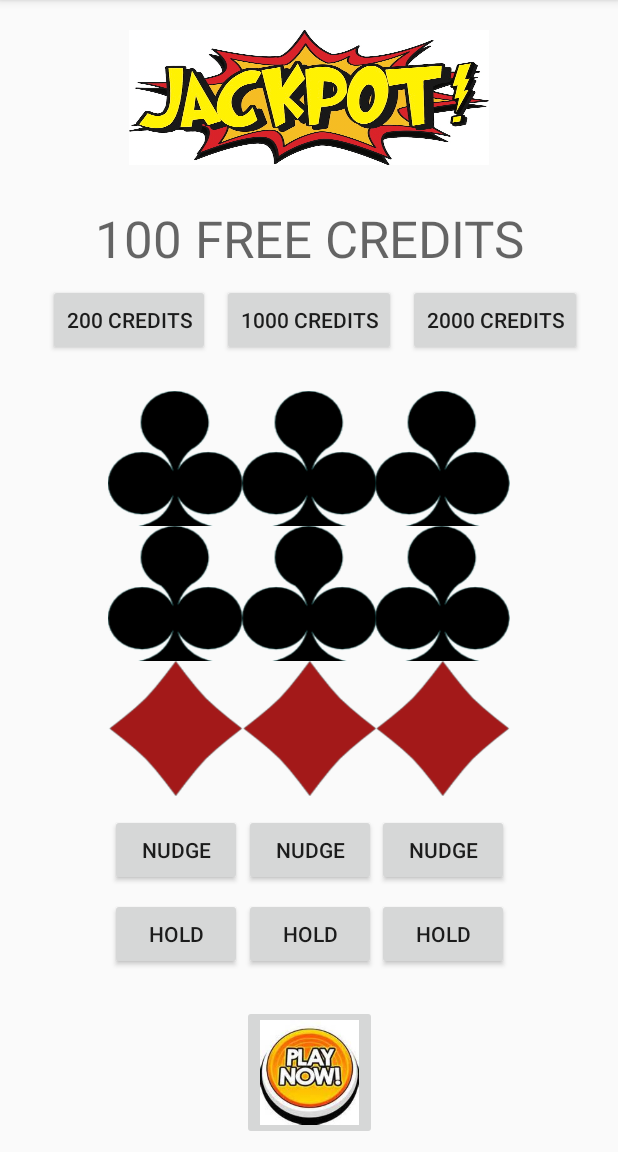
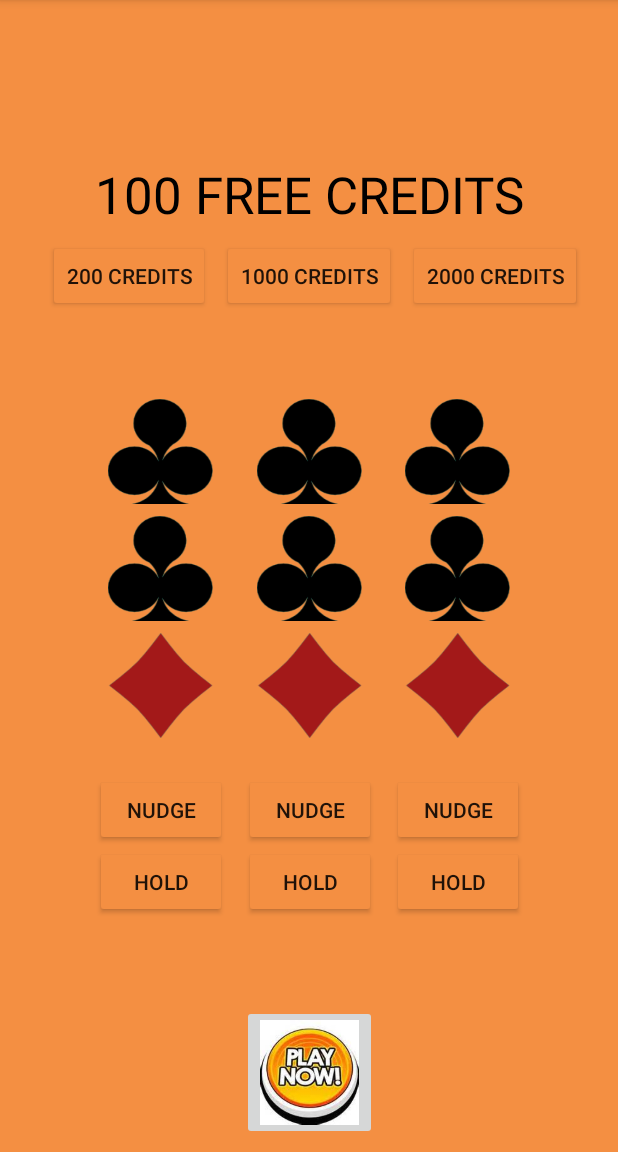
Before and after one commit to docljn/codeclan_wk9_project_fruit_machine, an Android app: the screen it shows after launch (SplashScreen), on a phone screen of 412 x 824 dp, the part 84-1236 px from its top. Run offline under Robolectric (Android 15) with nearby library versions, the phone set to English and light mode, and no system bars.

Commit message:
Game determines sufficient credits; jackpot sign only displays when win.

```diff
--- a/app/src/main/java/example/docljn/com/fruitmachine/AndroidDisplayLogic/SplashScreen.java
+++ b/app/src/main/java/example/docljn/com/fruitmachine/AndroidDisplayLogic/SplashScreen.java
@@ -3,8 +3,10 @@ package example.docljn.com.fruitmachine.AndroidDisplayLogic;
 import android.support.v7.app.AppCompatActivity;
 import android.os.Bundle;
 import android.view.View;
+import android.widget.Button;
 import android.widget.ImageView;
 import android.widget.TextView;
+import android.widget.Toast;
 
 import java.util.HashMap;
 import example.docljn.com.fruitmachine.JavaLogic.Game;
@@ -53,13 +55,7 @@ public class SplashScreen extends AppCompatActivity {
         updateCreditText();
     }
 
-//    protected ArrayList<Integer> getReelStops(Integer reelNumber){
-//        Reel reel = game.getReelSet().get(reelNumber-1);
-//        ArrayList<Integer> stopNumbers = new ArrayList<>();
-//        Integer visibleStop = reel.getVisibleStop();
-//        Integer before = reel.getStopBefore();
-//        Integer after = reel.getStopAfter();
-//    }
+    // TODO: work out how to extract these methods, if possible!
 
     protected void setReel1Images(){
         Reel reel = game.getReelSet().get(0);
@@ -143,13 +139,46 @@ public class SplashScreen extends AppCompatActivity {
     }
 
 
+    protected void setNudgeButtonColourIfActive(){ //TODO: complete this method, consider colours or visible/invisible options
+        Button button = findViewById(R.id.buttonNudge1);
+        Reel reel = game.getReelSet().get(0);
+        reel.setNudgeable(true);
+        if (!reel.getNudgeable()){
+            button.setVisibility(View.INVISIBLE);
+        }
+
+    }
+
+    protected void jackpotVisible(Boolean visible){
+        ImageView jackpot = findViewById(R.id.imageViewJackpot);
+        if (visible) {
+            jackpot.setVisibility(View.VISIBLE);
+        }
+        if (!visible) {
+            jackpot.setVisibility(View.GONE);
+        }
+    }
+
+
+
+
     protected void onPlayButtonClick(View button){  // have to pass in a view even if you don't use it!
-        game.play();
-        updateCreditText();
+        if (game.sufficientCredits()) {  // hopefully stops a crash when play is clicked with zero credits
+            Integer won = game.play();
+            updateCreditText();
+            if (won > 0) {
+                jackpotVisible(true);
+            } else {
+                jackpotVisible(false);
+            }
 
-        setReel1Images();
-        setReel2Images();
-        setReel3Images();
+            setReel1Images();
+            setReel2Images();
+            setReel3Images();
+            setNudgeButtonColourIfActive();
+        } else {
+            Toast.makeText(this, "You need more credits to play", Toast.LENGTH_LONG).show();
+        }
     }
 
 
--- a/app/src/main/java/example/docljn/com/fruitmachine/JavaLogic/Game.java
+++ b/app/src/main/java/example/docljn/com/fruitmachine/JavaLogic/Game.java
@@ -88,4 +88,8 @@ public class Game {
     public Integer getGameCost() {
         return this.gameCost;
     }
+
+    public boolean sufficientCredits() {
+        return getPlayerCredits() >= getGameCost();
+    }
 }
--- a/app/src/main/res/layout/activity_splash_screen.xml
+++ b/app/src/main/res/layout/activity_splash_screen.xml
@@ -4,23 +4,24 @@
     xmlns:tools="http://schemas.android.com/tools"
     android:layout_width="match_parent"
     android:layout_height="match_parent"
+    android:background="@color/orange"
     tools:context="example.docljn.com.fruitmachine.AndroidDisplayLogic.SplashScreen">
 
     <ImageView
         android:id="@+id/imageViewJackpot"
-        android:layout_width="240dp"
-        android:layout_height="90dp"
+        android:layout_width="0dp"
+        android:layout_height="300dp"
         android:layout_marginBottom="8dp"
         android:layout_marginEnd="8dp"
         android:layout_marginStart="8dp"
         android:layout_marginTop="8dp"
+        android:scaleType="fitXY"
         android:src="@drawable/jackpot"
-        android:scaleType="fitXY"
-        app:layout_constraintBottom_toBottomOf="parent"
+        android:visibility="gone"
+        app:layout_constraintBottom_toTopOf="@id/buttonBuy10"
         app:layout_constraintEnd_toEndOf="parent"
         app:layout_constraintStart_toStartOf="parent"
-        app:layout_constraintTop_toTopOf="parent"
-        app:layout_constraintVertical_bias="0.018" />
+        app:layout_constraintTop_toTopOf="parent" />
 
     <TextView
         android:id="@+id/textViewCredits"
@@ -30,9 +31,10 @@
         android:layout_marginEnd="8dp"
         android:layout_marginStart="8dp"
         android:layout_marginTop="8dp"
-        android:text="CREDITS"
+        android:text=""
         android:textAlignment="center"
         android:textAppearance="@style/TextAppearance.AppCompat.Display1"
+        android:textColor="@android:color/black"
         app:layout_constraintBottom_toBottomOf="parent"
         app:layout_constraintEnd_toEndOf="parent"
         app:layout_constraintHorizontal_bias="0.502"
@@ -65,7 +67,8 @@
         android:text="200 Credits"
         app:layout_constraintBottom_toBottomOf="@+id/buttonBuy10"
         app:layout_constraintEnd_toStartOf="@+id/buttonBuy10"
-        android:layout_marginRight="8dp" />
+        android:layout_marginRight="8dp"
+        android:backgroundTint="@color/orange"/>
 
     <Button
         android:id="@+id/buttonBuy10"
@@ -79,7 +82,8 @@
         android:text="1000 Credits"
         app:layout_constraintEnd_toEndOf="parent"
         app:layout_constraintStart_toStartOf="parent"
-        app:layout_constraintTop_toBottomOf="@+id/textViewCredits" />
+        app:layout_constraintTop_toBottomOf="@+id/textViewCredits"
+        android:backgroundTint="@color/orange"/>
 
     <Button
         android:id="@+id/buttonbuy20"
@@ -91,7 +95,8 @@
         android:text="2000 Credits"
         app:layout_constraintBottom_toBottomOf="@+id/buttonBuy10"
         app:layout_constraintStart_toEndOf="@+id/buttonBuy10"
-        android:layout_marginLeft="8dp" />
+        android:layout_marginLeft="8dp"
+        android:backgroundTint="@color/orange"/>
 
 
     <include
--- a/app/src/main/res/layout/reels_layout.xml
+++ b/app/src/main/res/layout/reels_layout.xml
@@ -10,19 +10,22 @@
 
     <ImageView
         android:id="@+id/imageViewTop1"
-        android:layout_width="90dp"
-        android:layout_height="90dp"
+        android:layout_width="70dp"
+        android:layout_height="70dp"
         android:layout_marginStart="16dp"
         android:layout_marginTop="8dp"
         android:scaleType="fitXY"
         app:layout_constraintStart_toStartOf="parent"
         app:layout_constraintTop_toTopOf="parent"
-        app:srcCompat="@mipmap/ic_launcher" />
+        app:srcCompat="@mipmap/ic_launcher"
+        android:layout_marginLeft="16dp" />
 
     <ImageView
         android:id="@+id/imageViewWinLine1"
-        android:layout_width="90dp"
-        android:layout_height="90dp"
+        android:layout_width="70dp"
+        android:layout_height="70dp"
+        android:layout_marginBottom="8dp"
+        android:layout_marginTop="8dp"
         android:scaleType="fitXY"
         app:layout_constraintBottom_toTopOf="@+id/imageViewBottom1"
         app:layout_constraintEnd_toEndOf="@+id/imageViewTop1"
@@ -31,9 +34,9 @@
 
     <ImageView
         android:id="@+id/imageViewBottom1"
-        android:layout_width="90dp"
-        android:layout_height="90dp"
-        android:layout_marginBottom="12dp"
+        android:layout_width="70dp"
+        android:layout_height="70dp"
+        android:layout_marginBottom="24dp"
         android:scaleType="fitXY"
         app:layout_constraintBottom_toTopOf="@+id/buttonNudge1"
         app:layout_constraintEnd_toEndOf="@+id/imageViewWinLine1"
@@ -44,11 +47,11 @@
         android:id="@+id/buttonNudge1"
         android:layout_width="wrap_content"
         android:layout_height="wrap_content"
-        android:layout_marginBottom="8dp"
         android:text="Nudge"
         app:layout_constraintBottom_toTopOf="@+id/buttonHold1"
         app:layout_constraintEnd_toEndOf="@+id/imageViewBottom1"
-        app:layout_constraintStart_toStartOf="@+id/imageViewBottom1" />
+        app:layout_constraintStart_toStartOf="@+id/imageViewBottom1"
+        android:backgroundTint="@color/orange"/>
 
     <Button
         android:id="@+id/buttonHold1"
@@ -58,15 +61,16 @@
         android:text="Hold"
         app:layout_constraintBottom_toBottomOf="parent"
         app:layout_constraintEnd_toEndOf="@+id/buttonNudge1"
-        app:layout_constraintStart_toStartOf="@+id/buttonNudge1" />
+        app:layout_constraintStart_toStartOf="@+id/buttonNudge1"
+        android:backgroundTint="@color/orange"/>
 
 
     <!--SECOND REEL-->
 
     <ImageView
         android:id="@+id/imageViewTop2"
-        android:layout_width="90dp"
-        android:layout_height="90dp"
+        android:layout_width="70dp"
+        android:layout_height="70dp"
         android:layout_marginTop="8dp"
         android:scaleType="fitXY"
         app:layout_constraintEnd_toStartOf="@+id/imageViewTop3"
@@ -76,8 +80,10 @@
 
     <ImageView
         android:id="@+id/imageViewWinLine2"
-        android:layout_width="90dp"
-        android:layout_height="90dp"
+        android:layout_width="70dp"
+        android:layout_height="70dp"
+        android:layout_marginBottom="8dp"
+        android:layout_marginTop="8dp"
         android:scaleType="fitXY"
         app:layout_constraintBottom_toTopOf="@+id/imageViewBottom2"
         app:layout_constraintEnd_toEndOf="@+id/imageViewTop2"
@@ -86,9 +92,9 @@
 
     <ImageView
         android:id="@+id/imageViewBottom2"
-        android:layout_width="90dp"
-        android:layout_height="90dp"
-        android:layout_marginBottom="12dp"
+        android:layout_width="70dp"
+        android:layout_height="70dp"
+        android:layout_marginBottom="24dp"
         android:scaleType="fitXY"
         app:layout_constraintBottom_toTopOf="@+id/buttonNudge2"
         app:layout_constraintEnd_toEndOf="@+id/imageViewWinLine2"
@@ -99,11 +105,11 @@
         android:id="@+id/buttonNudge2"
         android:layout_width="wrap_content"
         android:layout_height="wrap_content"
-        android:layout_marginBottom="8dp"
         android:text="Nudge"
         app:layout_constraintBottom_toTopOf="@+id/buttonHold2"
         app:layout_constraintEnd_toEndOf="@+id/imageViewBottom2"
-        app:layout_constraintStart_toStartOf="@+id/imageViewBottom2" />
+        app:layout_constraintStart_toStartOf="@+id/imageViewBottom2"
+        android:backgroundTint="@color/orange"/>
 
     <Button
         android:id="@+id/buttonHold2"
@@ -113,26 +119,30 @@
         android:text="Hold"
         app:layout_constraintBottom_toBottomOf="parent"
         app:layout_constraintEnd_toEndOf="@+id/buttonNudge2"
-        app:layout_constraintStart_toStartOf="@+id/buttonNudge2" />
+        app:layout_constraintStart_toStartOf="@+id/buttonNudge2"
+        android:backgroundTint="@color/orange"/>
 
 
     <!--THIRD REEL-->
 
     <ImageView
         android:id="@+id/imageViewTop3"
-        android:layout_width="90dp"
-        android:layout_height="90dp"
+        android:layout_width="70dp"
+        android:layout_height="70dp"
         android:layout_marginEnd="16dp"
         android:layout_marginTop="8dp"
         android:scaleType="fitXY"
         app:layout_constraintEnd_toEndOf="parent"
         app:layout_constraintTop_toTopOf="parent"
-        app:srcCompat="@mipmap/ic_launcher" />
+        app:srcCompat="@mipmap/ic_launcher"
+        android:layout_marginRight="16dp" />
 
     <ImageView
         android:id="@+id/imageViewWinLine3"
-        android:layout_width="90dp"
-        android:layout_height="90dp"
+        android:layout_width="70dp"
+        android:layout_height="70dp"
+        android:layout_marginBottom="8dp"
+        android:layout_marginTop="8dp"
         android:scaleType="fitXY"
         app:layout_constraintBottom_toTopOf="@+id/imageViewBottom3"
         app:layout_constraintEnd_toEndOf="@+id/imageViewTop3"
@@ -142,9 +152,9 @@
 
     <ImageView
         android:id="@+id/imageViewBottom3"
-        android:layout_width="90dp"
-        android:layout_height="90dp"
-        android:layout_marginBottom="12dp"
+        android:layout_width="70dp"
+        android:layout_height="70dp"
+        android:layout_marginBottom="24dp"
         android:scaleType="fitXY"
         app:layout_constraintBottom_toTopOf="@+id/buttonNudge3"
         app:layout_constraintEnd_toEndOf="@+id/imageViewWinLine3"
@@ -155,11 +165,11 @@
         android:id="@+id/buttonNudge3"
         android:layout_width="wrap_content"
         android:layout_height="wrap_content"
-        android:layout_marginBottom="8dp"
         android:text="Nudge"
         app:layout_constraintBottom_toTopOf="@+id/buttonHold3"
         app:layout_constraintEnd_toEndOf="@+id/imageViewBottom3"
-        app:layout_constraintStart_toStartOf="@+id/imageViewBottom3" />
+        app:layout_constraintStart_toStartOf="@+id/imageViewBottom3"
+        android:backgroundTint="@color/orange"/>
 
     <Button
         android:id="@+id/buttonHold3"
@@ -169,5 +179,6 @@
         android:text="Hold"
         app:layout_constraintBottom_toBottomOf="parent"
         app:layout_constraintEnd_toEndOf="@+id/buttonNudge3"
-        app:layout_constraintStart_toStartOf="@+id/buttonNudge3" />
+        app:layout_constraintStart_toStartOf="@+id/buttonNudge3"
+        android:backgroundTint="@color/orange"/>
 </android.support.constraint.ConstraintLayout>
--- a/app/src/main/res/values/colors.xml
+++ b/app/src/main/res/values/colors.xml
@@ -3,4 +3,5 @@
     <color name="colorPrimary">#3F51B5</color>
     <color name="colorPrimaryDark">#303F9F</color>
     <color name="colorAccent">#FF4081</color>
+    <color name ="orange">#f48f42</color>
 </resources>
```
Also changed, not shown: 1 other file.
